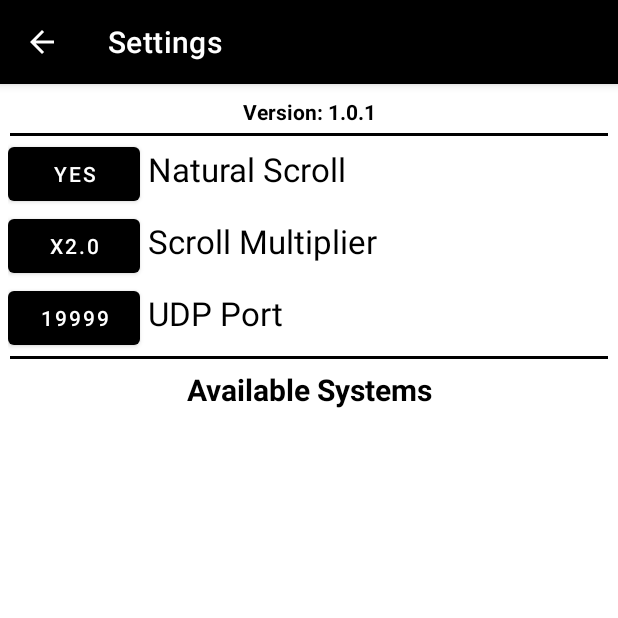
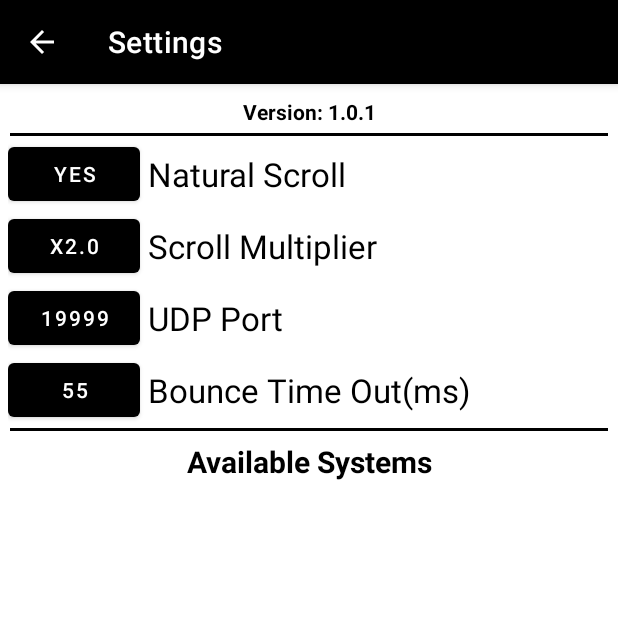
Before and after one commit to SagittariusSum/touchpad-android, an Android app: the screen it shows after launch (SettingsActivity), after a tap on "NO", on a phone screen of 412 x 824 dp, the top half of it. Run offline under Robolectric (Android 15) with nearby library versions, the phone set to English and light mode, and no system bars.

Commit message:
added bounce setting + small code quality improvements

```diff
--- a/app/src/main/java/com/opensourcesoftware/mobiletouchpad/AppPrefs.java
+++ b/app/src/main/java/com/opensourcesoftware/mobiletouchpad/AppPrefs.java
@@ -35,46 +35,71 @@ public final class AppPrefs {
     public static final Integer KPORT_MAX = 65535;
     public static final Integer KPORT_DEFAULT = 19999;
 
+    // bounce values are in milliseconds
+    public static final Integer KBOUNCE_MIN = 5;
+    public static final Integer KBOUNCE_MAX = 150;
+    public static final Integer KBOUNCE_DEFAULT = 55;
+
     private static final String KAPP_PREFS_NAME = "app_prefs";
     private static final String KKEY_SCROLL_MULTIPLIER = "SCROLL.MULTIPLIER";
     private static final String KKEY_SCROLL_NATURAL = "SCROLL.NATURAL";
     private static final String KKEY_HOST_SYSTEM = "HOST_SYSTEM";
     private static final String KKEY_HOST_PORT = "HOST_PORT";
+    private static final String KKEY_BOUNCE = "BOUNCE";
     private static float mScrollMultiplier = 2.f;
     private static boolean mScrollNatural = false;
     private static String mHostSystem = ""; // stored HOST_NAME{SPACE}IP
     private static Integer mHostPort = KPORT_DEFAULT;
+    private static Integer mBounce = KBOUNCE_DEFAULT;
 
     public static void loadPreferences(Context context) {
-        SharedPreferences prefs = context.getSharedPreferences(AppPrefs.KAPP_PREFS_NAME, Context.MODE_PRIVATE);
-        mScrollMultiplier = prefs.getFloat(AppPrefs.KKEY_SCROLL_MULTIPLIER, 2.f);
-        mScrollNatural = prefs.getBoolean(AppPrefs.KKEY_SCROLL_NATURAL, false);
-        mHostSystem = prefs.getString(AppPrefs.KKEY_HOST_SYSTEM, "");
-        mHostPort = prefs.getInt(AppPrefs.KKEY_HOST_PORT, AppPrefs.KPORT_DEFAULT);
-        if (!isPortValid(mHostPort)) {
-            mHostPort = AppPrefs.KPORT_DEFAULT;
-        }
+        SharedPreferences prefs = context.getSharedPreferences(KAPP_PREFS_NAME, Context.MODE_PRIVATE);
+        mScrollMultiplier = prefs.getFloat(KKEY_SCROLL_MULTIPLIER, 2.f);
+        mScrollNatural = prefs.getBoolean(KKEY_SCROLL_NATURAL, false);
+        mHostSystem = prefs.getString(KKEY_HOST_SYSTEM, "");
+
+        mHostPort = prefs.getInt(KKEY_HOST_PORT, KPORT_DEFAULT);
+        if (!isPortValid(mHostPort)) mHostPort = KPORT_DEFAULT;
+
+        mBounce = prefs.getInt(KKEY_BOUNCE, KBOUNCE_DEFAULT);
+        if (!isBounceValid(mBounce)) mBounce = KBOUNCE_DEFAULT;
     }
 
     public static void savePreferences(Context context) {
-        SharedPreferences prefs = context.getSharedPreferences(AppPrefs.KAPP_PREFS_NAME, Context.MODE_PRIVATE);
+        SharedPreferences prefs = context.getSharedPreferences(KAPP_PREFS_NAME, Context.MODE_PRIVATE);
         SharedPreferences.Editor editor = prefs.edit();
-        editor.putFloat(AppPrefs.KKEY_SCROLL_MULTIPLIER, mScrollMultiplier);
-        editor.putBoolean(AppPrefs.KKEY_SCROLL_NATURAL, mScrollNatural);
-        editor.putString(AppPrefs.KKEY_HOST_SYSTEM, mHostSystem);
-        editor.putInt(AppPrefs.KKEY_HOST_PORT, mHostPort);
+        editor.putFloat(KKEY_SCROLL_MULTIPLIER, mScrollMultiplier);
+        editor.putBoolean(KKEY_SCROLL_NATURAL, mScrollNatural);
+        editor.putString(KKEY_HOST_SYSTEM, mHostSystem);
+        editor.putInt(KKEY_HOST_PORT, mHostPort);
+        editor.putInt(KKEY_BOUNCE, mBounce);
         editor.apply();
     }
 
     public static String getMsgErrInvalidPortRange(Context context) {
         return String.format(Locale.ENGLISH,
                 context.getString(R.string.msg_settings_invalid_port_range),
-                AppPrefs.KPORT_MIN,
-                AppPrefs.KPORT_MAX);
+                KPORT_MIN,
+                KPORT_MAX);
+    }
+
+    public static String getMsgErrInvalidBounceRange(Context context) {
+        return String.format(Locale.ENGLISH,
+                context.getString(R.string.msg_settings_invalid_bounce_range),
+                KBOUNCE_MIN,
+                KBOUNCE_MAX);
+    }
+
+    private static boolean isIntInRange(Integer value, Integer start, Integer end) {
+        return ((value >= start) && (value <= end));
     }
 
     public static boolean isPortValid(Integer port) {
-        return ((port >= AppPrefs.KPORT_MIN) && (port <= AppPrefs.KPORT_MAX));
+        return isIntInRange(port, KPORT_MIN, KPORT_MAX);
+    }
+
+    public static boolean isBounceValid(Integer bounce) {
+        return isIntInRange(bounce, KBOUNCE_MIN, KBOUNCE_MAX);
     }
 
     public static String formatMultiplier(float multiplier) {
@@ -101,22 +126,16 @@ public final class AppPrefs {
         mScrollNatural = scrollNatural;
     }
 
-    public static String getHostSystem() {
-        return mHostSystem;
-    }
-
     public static void setHostSystem(String name, String hostIP) {
         mHostSystem = name + " " + hostIP;
     }
 
-    public static void setHostSystem(String hostSystem) {
-        mHostSystem = hostSystem;
+    public static void setHostPort(Integer port) {
+        if (isPortValid(port)) mHostPort = port;
     }
 
-    public static void setHostPort(Integer port) {
-        if (isPortValid(port)) {
-            mHostPort = port;
-        }
+    public static void setBounce(Integer bounce) {
+        if (isBounceValid(bounce)) mBounce = bounce;
     }
 
     private static String[] getHostSystemParts() {
@@ -139,4 +158,8 @@ public final class AppPrefs {
     public static Integer getHostPort() {
         return mHostPort;
     }
+
+    public static Integer getBounce() {
+        return mBounce;
+    }
 }
--- a/app/src/main/java/com/opensourcesoftware/mobiletouchpad/SettingsActivity.java
+++ b/app/src/main/java/com/opensourcesoftware/mobiletouchpad/SettingsActivity.java
@@ -29,7 +29,6 @@ import android.content.Context;
 import android.content.DialogInterface;
 import android.content.pm.ActivityInfo;
 import android.content.res.Configuration;
-import android.content.res.Resources;
 import android.os.Bundle;
 import android.os.Handler;
 import android.os.PersistableBundle;
@@ -66,6 +65,7 @@ public class SettingsActivity extends AppCompatActivity implements DiscoveryThre
     private Button btnScrollNatural = null;
     private Button btnScrollMultiplier = null;
     private Button btnUDPPort = null;
+    private Button btnBounce = null;
 
     @Override
     protected void onCreate(Bundle savedInstanceState) {
@@ -101,6 +101,9 @@ public class SettingsActivity extends AppCompatActivity implements DiscoveryThre
         btnUDPPort = findViewById(R.id.btnUDPPort);
         btnUDPPort.setText(String.valueOf(AppPrefs.getHostPort()));
         btnUDPPort.setOnClickListener(v -> changeUDPPort());
+        btnBounce = findViewById(R.id.btnBounce);
+        btnBounce.setText(String.valueOf(AppPrefs.getBounce()));
+        btnBounce.setOnClickListener(v -> changeBounce());
 
         mServerListViewAdapter = new DiscoveryThreadItemListAdapter(this, mServerList);
         mServerListView.setAdapter(mServerListViewAdapter);
@@ -127,9 +130,7 @@ public class SettingsActivity extends AppCompatActivity implements DiscoveryThre
     }
 
     private void changeUDPPort() {
-        showNumberInput(getResources().getString(R.string.settings_udp_port), btnUDPPort.getText().toString(), new NumberInputListener() {
-            @Override
-            public void onValueChanged(String value) {
+        showNumberInput(getResources().getString(R.string.settings_udp_port), AppPrefs.getHostPort().toString(), value -> {
             try {
                 Integer port = Integer.parseInt(value);
                 if (AppPrefs.isPortValid(port)) {
@@ -143,8 +144,26 @@ public class SettingsActivity extends AppCompatActivity implements DiscoveryThre
                             Toast.LENGTH_LONG).show();
                 }
             } catch (Exception e) {
-                    Log.e(TAG, "onValueChanged: " + value, e);
+                Log.e(TAG, "onValueChanged: changeUDPPort: " + value, e);
             }
+        });
+    }
+
+    private void changeBounce() {
+        showNumberInput(getResources().getString(R.string.settings_bounce), AppPrefs.getBounce().toString(), value -> {
+            try {
+                Integer bounce = Integer.parseInt(value);
+                if (AppPrefs.isBounceValid(bounce)) {
+                    btnBounce.setText(String.valueOf(bounce));
+                    AppPrefs.setBounce(bounce);
+                    AppPrefs.savePreferences(SettingsActivity.this);
+                } else {
+                    Toast.makeText(SettingsActivity.this,
+                            AppPrefs.getMsgErrInvalidBounceRange(SettingsActivity.this),
+                            Toast.LENGTH_LONG).show();
+                }
+            } catch (Exception e) {
+                Log.e(TAG, "onValueChanged: changeBounce: " + value, e);
             }
         });
     }
@@ -244,11 +263,11 @@ public class SettingsActivity extends AppCompatActivity implements DiscoveryThre
 
     public class DiscoveryThreadItemListAdapter extends BaseAdapter {
         private final ArrayList<DiscoveryThread.MEVSystemItem> mList;
-        private final LayoutInflater layoutInflater;
+        private final LayoutInflater mLayoutInflater;
 
         public DiscoveryThreadItemListAdapter(Context aContext, ArrayList<DiscoveryThread.MEVSystemItem> list) {
             this.mList = list;
-            layoutInflater = LayoutInflater.from(aContext);
+            mLayoutInflater = LayoutInflater.from(aContext);
         }
 
         @Override
@@ -269,7 +288,7 @@ public class SettingsActivity extends AppCompatActivity implements DiscoveryThre
         public View getView(int position, View v, ViewGroup vg) {
             ViewHolder holder;
             if (v == null) {
-                v = layoutInflater.inflate(R.layout.system_item, null);
+                v = mLayoutInflater.inflate(R.layout.system_item, null);
                 holder = new ViewHolder();
                 holder.tvHostIP = (TextView) v.findViewById(R.id.tvHostIP);
                 holder.tvName = (TextView) v.findViewById(R.id.tvName);
--- a/app/src/main/java/com/opensourcesoftware/mobiletouchpad/TouchpadActivity.java
+++ b/app/src/main/java/com/opensourcesoftware/mobiletouchpad/TouchpadActivity.java
@@ -202,6 +202,7 @@ public class TouchpadActivity extends AppCompatActivity
 
     private void applySettings() {
         AppPrefs.loadPreferences(this);
+        mTouchpadGestures.setBounce(AppPrefs.getBounce());
         mTouchpadGestures.setScrollMultiplier(AppPrefs.getScrollMultiplier());
         mTouchpadGestures.setScrollNatural(AppPrefs.getScrollNatural());
         startUDPClientThread(AppPrefs.getHostSystemIP(), AppPrefs.getHostPort());
--- a/app/src/main/java/com/opensourcesoftware/mobiletouchpad/TouchpadGestures.java
+++ b/app/src/main/java/com/opensourcesoftware/mobiletouchpad/TouchpadGestures.java
@@ -69,7 +69,6 @@ public class TouchpadGestures extends GestureDetector.SimpleOnGestureListener
 
     private final static String TAG = "TouchGestures";
     private final static float KBOUNDS_XY = 100.f;
-    private final static long KBOUNCE_MS = 55;
 
     public enum SwipeDirection {
         swipeUp,
@@ -115,6 +114,8 @@ public class TouchpadGestures extends GestureDetector.SimpleOnGestureListener
     private boolean mScrollNatural = false;
     private float mScrollMultiplier = 1.f;
 
+    private long mBounceTimeOutMS = 55;
+
 //    private final Handler mainHandler = new Handler();
 
     public TouchpadGestures(View v, TouchGesturesEventsListener listener) {
@@ -139,6 +140,10 @@ public class TouchpadGestures extends GestureDetector.SimpleOnGestureListener
                 mListener.OnClickOptionsEvent();
             }
         });
+    }
+
+    public void setBounce(long bounce) {
+        mBounceTimeOutMS = bounce;
     }
 
     public void setScrollMultiplier(float multiplier) {
@@ -297,7 +302,7 @@ public class TouchpadGestures extends GestureDetector.SimpleOnGestureListener
     }
 
     private boolean isBounce(long prevTMS, long currTMS) {
-        return ((currTMS - prevTMS) <= KBOUNCE_MS);
+        return ((currTMS - prevTMS) <= mBounceTimeOutMS);
     }
 
     private void vibrate(long duration) {
--- a/app/src/main/res/layout/settings_activity.xml
+++ b/app/src/main/res/layout/settings_activity.xml
@@ -49,7 +49,8 @@
                     />
                 <TextView
                     android:layout_width="match_parent"
-                    android:layout_height="wrap_content"
+                    android:layout_height="match_parent"
+                    android:gravity="center_vertical"
                     android:layout_marginStart="5dp"
                     android:text="@string/settings_scroll_natural"
                     android:textSize="22sp"
@@ -70,7 +71,8 @@
                     />
                 <TextView
                     android:layout_width="match_parent"
-                    android:layout_height="wrap_content"
+                    android:layout_height="match_parent"
+                    android:gravity="center_vertical"
                     android:layout_marginStart="5dp"
                     android:text="@string/settings_scroll_multiplier"
                     android:textSize="22sp"
@@ -91,9 +93,32 @@
                     />
                 <TextView
                     android:layout_width="match_parent"
-                    android:layout_height="wrap_content"
+                    android:layout_height="match_parent"
+                    android:gravity="center_vertical"
                     android:layout_marginStart="5dp"
                     android:text="@string/settings_udp_port"
+                    android:textSize="22sp"
+                    android:textColor="@color/black"
+                    />
+            </LinearLayout>
+
+            <LinearLayout
+                android:layout_width="match_parent"
+                android:layout_height="wrap_content"
+                android:orientation="horizontal">
+
+                <Button
+                    android:id="@+id/btnBounce"
+                    android:layout_width="wrap_content"
+                    android:layout_height="wrap_content"
+                    android:text="55"
+                    />
+                <TextView
+                    android:layout_width="match_parent"
+                    android:layout_height="match_parent"
+                    android:gravity="center_vertical"
+                    android:layout_marginStart="5dp"
+                    android:text="@string/settings_bounce"
                     android:textSize="22sp"
                     android:textColor="@color/black"
                     />
--- a/app/src/main/res/values/strings.xml
+++ b/app/src/main/res/values/strings.xml
@@ -17,7 +17,9 @@
     <string name="settings_available_systems">Available Systems</string>
     <string name="settings_notif_notset">Please select a system in settings</string>
     <string name="settings_udp_port">UDP Port</string>
+    <string name="settings_bounce">Bounce Time Out(ms)</string>
 
     <!-- toasts -->
     <string name="msg_settings_invalid_port_range">Port must be between %d and %d</string>
+    <string name="msg_settings_invalid_bounce_range">Bounce must be between %d and %d</string>
 </resources>
```
Lines whose indentation alone changed are shown as unchanged.
